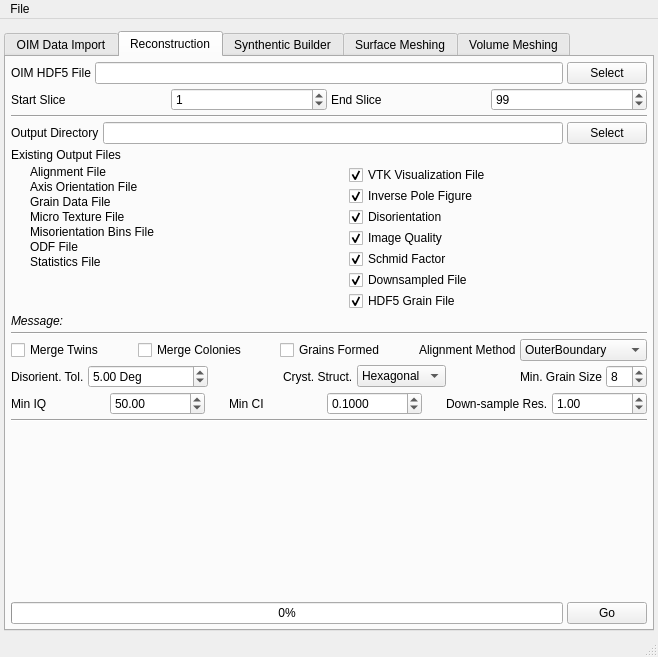
BlueQuartzSoftware/DREAM3D, file Source/AIM/GUI/UI_Files/RepresentationUI.ui: the form before one commit.
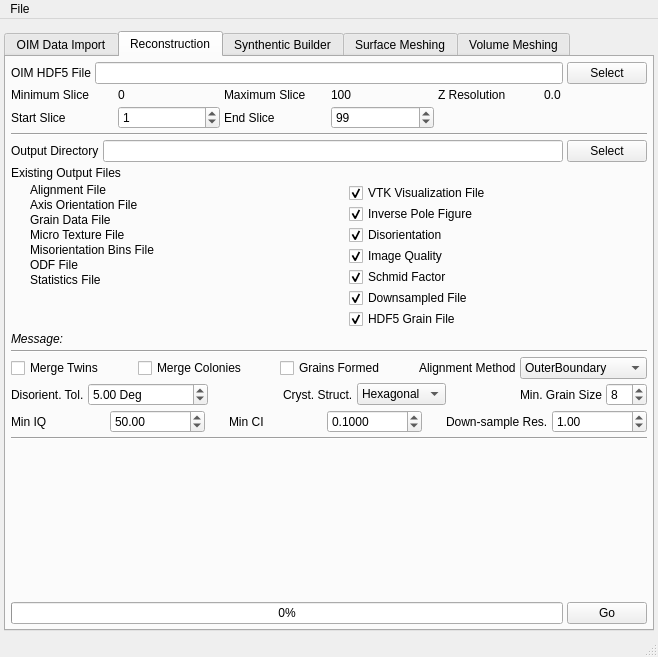
The form after the commit. The open tabs and pages were chosen to show the change. Icons and pictures are not drawn.

Commit message: Fixing UI related errors where missing UI functionality was implemented in the OIM Importer tab and Reconstruction tab.

What changed in the file:
```diff
--- a/Source/AIM/GUI/UI_Files/RepresentationUI.ui
+++ b/Source/AIM/GUI/UI_Files/RepresentationUI.ui
@@ -260,15 +260,57 @@
         </item>
         <item>
          <layout class="QGridLayout" name="gridLayout_3">
-          <item row="0" column="0">
+          <item row="1" column="0">
            <widget class="QLabel" name="label_5">
             <property name="text">
              <string>Start Slice</string>
             </property>
            </widget>
           </item>
+          <item row="0" column="0">
+           <widget class="QLabel" name="label_7">
+            <property name="text">
+             <string>Minimum Slice</string>
+            </property>
+           </widget>
+          </item>
+          <item row="0" column="4">
+           <widget class="QLabel" name="rec_ZMax">
+            <property name="text">
+             <string>100</string>
+            </property>
+           </widget>
+          </item>
+          <item row="0" column="2">
+           <widget class="QLabel" name="label_54">
+            <property name="text">
+             <string>Maximum Slice</string>
+            </property>
+           </widget>
+          </item>
           <item row="0" column="1">
-           <widget class="QSpinBox" name="rec_zStartIndex">
+           <widget class="QLabel" name="rec_ZMin">
+            <property name="text">
+             <string>0</string>
+            </property>
+           </widget>
+          </item>
+          <item row="0" column="5">
+           <widget class="QLabel" name="rec_ZMax_2">
+            <property name="text">
+             <string>Z Resolution</string>
+            </property>
+           </widget>
+          </item>
+          <item row="0" column="6">
+           <widget class="QLabel" name="rec_ZRes">
+            <property name="text">
+             <string>0.0</string>
+            </property>
+           </widget>
+          </item>
+          <item row="1" column="1">
+           <widget class="QSpinBox" name="rec_ZStartIndex">
             <property name="minimumSize">
              <size>
               <width>75</width>
@@ -283,15 +325,15 @@
             </property>
            </widget>
           </item>
-          <item row="0" column="2">
+          <item row="1" column="2">
            <widget class="QLabel" name="label_6">
             <property name="text">
              <string>End Slice</string>
             </property>
            </widget>
           </item>
-          <item row="0" column="3">
-           <widget class="QSpinBox" name="rec_zEndIndex">
+          <item row="1" column="4">
+           <widget class="QSpinBox" name="rec_ZEndIndex">
             <property name="minimumSize">
              <size>
               <width>75</width>
@@ -306,6 +348,19 @@
             </property>
            </widget>
           </item>
+          <item row="1" column="5" colspan="2">
+           <spacer name="horizontalSpacer_2">
+            <property name="orientation">
+             <enum>Qt::Horizontal</enum>
+            </property>
+            <property name="sizeHint" stdset="0">
+             <size>
+              <width>40</width>
+              <height>20</height>
+             </size>
+            </property>
+           </spacer>
+          </item>
          </layout>
         </item>
         <item>
```
Left out of the diff: 14 changed lines with no effect on the pictures. The commit also changes 2 other files.
